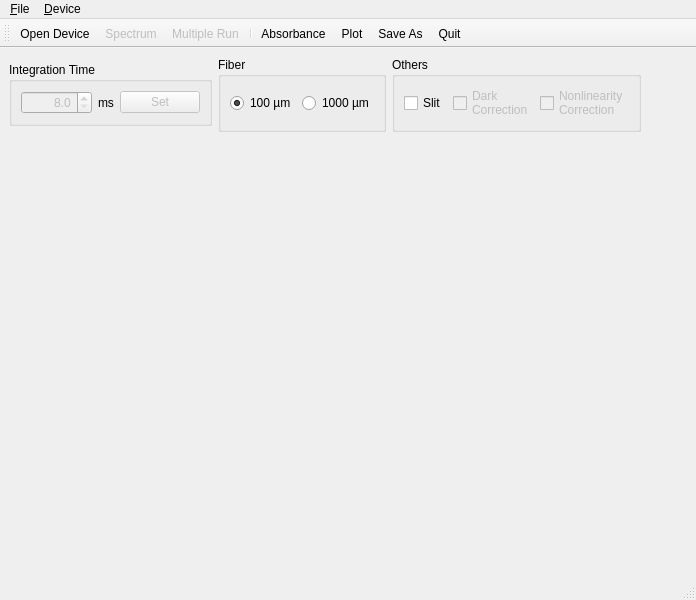
Before: the Qt Designer form spectrometer.ui in GNHua/Ocean-optics-spectrometer, drawn with Qt 5.
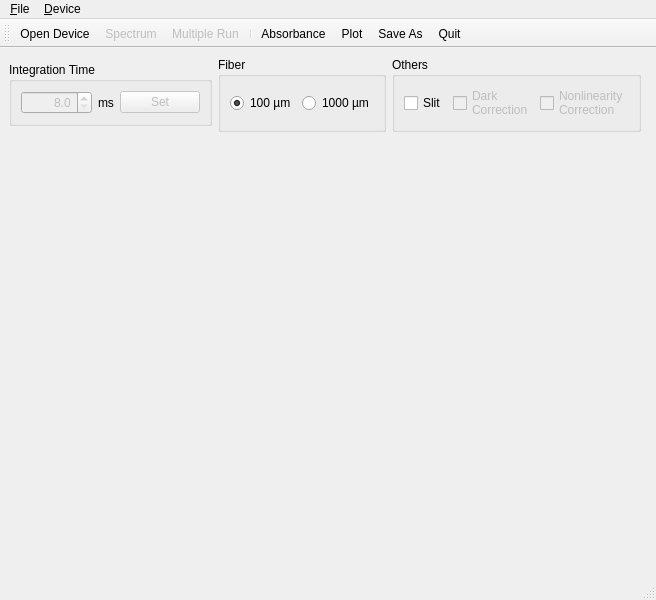
After: the same form once the commit is applied. Icons and pictures are not drawn.

Commit message: debug with spectrometer

The edit to the form file:
```diff
--- a/spectrometer.ui
+++ b/spectrometer.ui
@@ -6,7 +6,7 @@
    <rect>
     <x>0</x>
     <y>0</y>
-    <width>696</width>
+    <width>587</width>
     <height>600</height>
    </rect>
   </property>
@@ -164,8 +164,8 @@
     <rect>
      <x>0</x>
      <y>0</y>
-     <width>696</width>
-     <height>22</height>
+     <width>587</width>
+     <height>21</height>
     </rect>
    </property>
    <property name="nativeMenuBar">
```
The commit also changes 2 other files.
